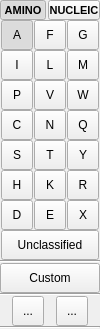
Qt form src/schrodinger/sketcher/ui/monomer_tool_widget.ui (schrodinger/sketcher) before a commit.
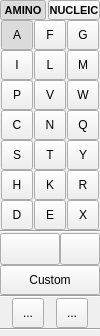
The same form after that commit. Icons and pictures are not drawn. Custom widgets are drawn as their Qt base class.

Commit message: SKETCH-2827, part 3: Initial version of the monomer database popup

The edit to the form file:
```diff
--- a/src/schrodinger/sketcher/ui/monomer_tool_widget.ui
+++ b/src/schrodinger/sketcher/ui/monomer_tool_widget.ui
@@ -7,7 +7,7 @@
     <x>0</x>
     <y>0</y>
     <width>100</width>
-    <height>326</height>
+    <height>336</height>
    </rect>
   </property>
   <property name="windowTitle">
@@ -425,37 +425,6 @@
          </attribute>
         </widget>
        </item>
-       <item row="9" column="0" colspan="3">
-        <widget class="schrodinger::sketcher::ModularToolButton" name="na_unclassified_btn">
-         <property name="sizePolicy">
-          <sizepolicy hsizetype="MinimumExpanding" vsizetype="Fixed">
-           <horstretch>0</horstretch>
-           <verstretch>0</verstretch>
-          </sizepolicy>
-         </property>
-         <property name="minimumSize">
-          <size>
-           <width>0</width>
-           <height>30</height>
-          </size>
-         </property>
-         <property name="maximumSize">
-          <size>
-           <width>16777215</width>
-           <height>32</height>
-          </size>
-         </property>
-         <property name="text">
-          <string>Unclassified</string>
-         </property>
-         <property name="checkable">
-          <bool>true</bool>
-         </property>
-         <attribute name="buttonGroup">
-          <string notr="true">nucleic_monomer_group</string>
-         </attribute>
-        </widget>
-       </item>
        <item row="10" column="0">
         <spacer name="verticalSpacer_4">
          <property name="orientation">
@@ -581,37 +550,6 @@
        <property name="spacing">
         <number>0</number>
        </property>
-       <item row="7" column="0" colspan="3">
-        <widget class="schrodinger::sketcher::ModularToolButton" name="aa_unclassified_btn">
-         <property name="sizePolicy">
-          <sizepolicy hsizetype="MinimumExpanding" vsizetype="Fixed">
-           <horstretch>0</horstretch>
-           <verstretch>0</verstretch>
-          </sizepolicy>
-         </property>
-         <property name="minimumSize">
-          <size>
-           <width>0</width>
-           <height>30</height>
-          </size>
-         </property>
-         <property name="maximumSize">
-          <size>
-           <width>16777215</width>
-           <height>32</height>
-          </size>
-         </property>
-         <property name="text">
-          <string>Unclassified</string>
-         </property>
-         <property name="checkable">
-          <bool>true</bool>
-         </property>
-         <attribute name="buttonGroup">
-          <string notr="true">amino_monomer_group</string>
-         </attribute>
-        </widget>
-       </item>
        <item row="0" column="1">
         <widget class="schrodinger::sketcher::ModularToolButton" name="phe_btn">
          <property name="minimumSize">
@@ -736,7 +674,7 @@
          </attribute>
         </widget>
        </item>
-       <item row="8" column="0">
+       <item row="7" column="0">
         <spacer name="verticalSpacer">
          <property name="orientation">
           <enum>Qt::Orientation::Vertical</enum>
@@ -1290,6 +1228,70 @@
      </property>
     </widget>
    </item>
+   <item>
+    <layout class="QHBoxLayout" name="monomer_db_layout">
+     <property name="spacing">
+      <number>0</number>
+     </property>
+     <item>
+      <widget class="schrodinger::sketcher::MonomerDatabaseLastUsedButton" name="monomer_db_last_used_btn">
+       <property name="sizePolicy">
+        <sizepolicy hsizetype="Ignored" vsizetype="Fixed">
+         <horstretch>0</horstretch>
+         <verstretch>0</verstretch>
+        </sizepolicy>
+       </property>
+       <property name="minimumSize">
+        <size>
+         <width>0</width>
+         <height>30</height>
+        </size>
+       </property>
+       <property name="maximumSize">
+        <size>
+         <width>16777215</width>
+         <height>32</height>
+        </size>
+       </property>
+      </widget>
+     </item>
+     <item>
+      <widget class="schrodinger::sketcher::MenuArrowToolButton" name="monomer_db_btn">
+       <property name="sizePolicy">
+        <sizepolicy hsizetype="Fixed" vsizetype="Fixed">
+         <horstretch>0</horstretch>
+         <verstretch>0</verstretch>
+        </sizepolicy>
+       </property>
+       <property name="minimumSize">
+        <size>
+         <width>40</width>
+         <height>30</height>
+        </size>
+       </property>
+       <property name="maximumSize">
+        <size>
+         <width>40</width>
+         <height>32</height>
+        </size>
+       </property>
+       <property name="toolTip">
+        <string>Search the monomer database</string>
+       </property>
+       <property name="icon">
+        <iconset resource="../sketcher.qrc">
+         <normaloff>:/icons/monomer_db.svg</normaloff>:/icons/monomer_db.svg</iconset>
+       </property>
+       <property name="iconSize">
+        <size>
+         <width>30</width>
+         <height>32</height>
+        </size>
+       </property>
+      </widget>
+     </item>
+    </layout>
+   </item>
    <item>
     <widget class="schrodinger::sketcher::CustomMonomerButton" name="custom_monomer_btn">
      <property name="sizePolicy">
@@ -1482,6 +1484,11 @@
    <extends>QToolButton</extends>
    <header>schrodinger/sketcher/widget/modular_tool_button.h</header>
   </customwidget>
+  <customwidget>
+   <class>schrodinger::sketcher::MenuArrowToolButton</class>
+   <extends>QToolButton</extends>
+   <header>schrodinger/sketcher/widget/menu_arrow_tool_button.h</header>
+  </customwidget>
   <customwidget>
    <class>schrodinger::sketcher::CustomMonomerButton</class>
    <extends>QToolButton</extends>
@@ -1492,6 +1499,11 @@
    <extends>QToolButton</extends>
    <header>schrodinger/sketcher/widget/tool_button_with_popup.h</header>
   </customwidget>
+  <customwidget>
+   <class>schrodinger::sketcher::MonomerDatabaseLastUsedButton</class>
+   <extends>QToolButton</extends>
+   <header>schrodinger/sketcher/widget/monomer_database_last_used_button.h</header>
+  </customwidget>
   <customwidget>
    <class>schrodinger::sketcher::AminoOrNucleicToggleButton</class>
    <extends>QToolButton</extends>
```
The commit also changes 66 other files.
